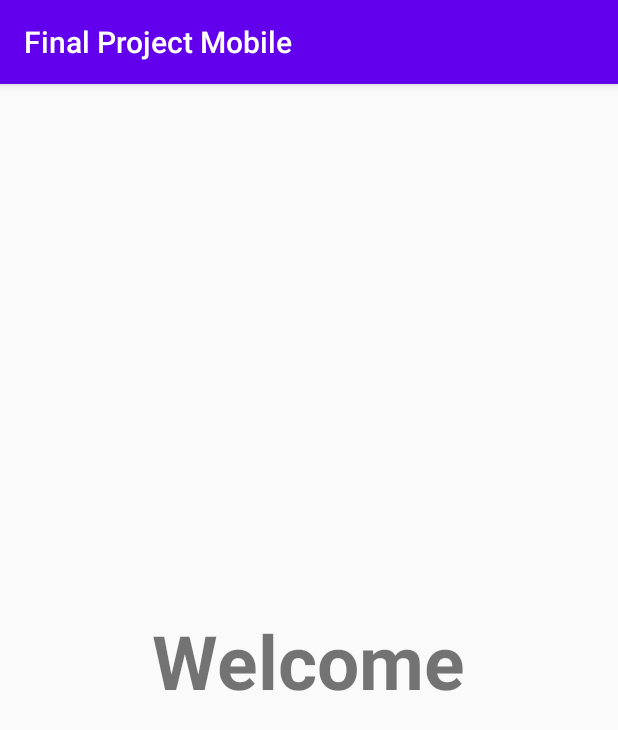
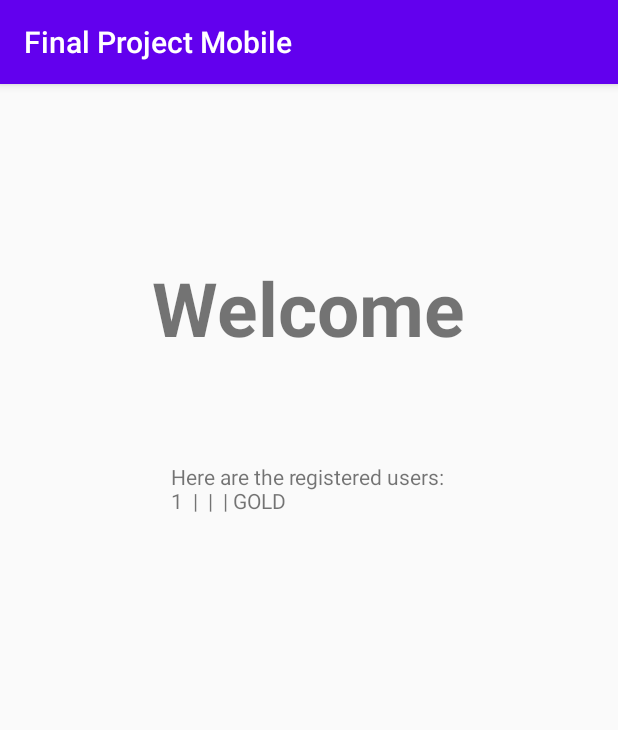
Before and after one commit to justinelgr/DesignPatterns-FinalProjectMobile-Java, an Android app: the RegisterActivity screen opened directly, with no data from a screen before it, after a tap on "REGISTER", on a phone screen of 412 x 824 dp. Shown: the top 730 px of the screen. Run offline under Robolectric (Android 15) with nearby library versions, the phone set to English and light mode, and no system bars.

Commit message:
Register activity OK

```diff
--- a/app/src/main/AndroidManifest.xml
+++ b/app/src/main/AndroidManifest.xml
@@ -9,7 +9,8 @@
         android:roundIcon="@mipmap/ic_launcher_round"
         android:supportsRtl="true"
         android:theme="@style/AppTheme">
-        <activity android:name=".NewUserActivity"></activity>
+        <activity android:name=".LoggedInActivity"></activity>
+        <activity android:name=".NewUserActivity" />
         <activity android:name=".RegisterActivity" />
         <activity android:name=".LoginActivity" />
         <activity android:name=".MainActivity">
--- a/app/src/main/java/com/example/finalprojectmobile/LoginActivity.java
+++ b/app/src/main/java/com/example/finalprojectmobile/LoginActivity.java
@@ -15,6 +15,8 @@ public class LoginActivity extends AppCompatActivity {
         setContentView(R.layout.activity_login);
     }
 
+
+
     public void goToRegisterActivity(View view) {
         Intent intent = new Intent(this, RegisterActivity.class);
         startActivity(intent);
--- a/app/src/main/java/com/example/finalprojectmobile/NewUserActivity.java
+++ b/app/src/main/java/com/example/finalprojectmobile/NewUserActivity.java
@@ -3,8 +3,13 @@ package com.example.finalprojectmobile;
 import androidx.appcompat.app.AppCompatActivity;
 
 import android.content.Intent;
+import android.database.sqlite.SQLiteDatabase;
 import android.os.Bundle;
 import android.widget.TextView;
+
+import com.example.finalprojectmobile.database.UserDbHelper;
+
+import org.w3c.dom.Text;
 
 public class NewUserActivity extends AppCompatActivity {
 
@@ -12,5 +17,12 @@ public class NewUserActivity extends AppCompatActivity {
     protected void onCreate(Bundle savedInstanceState) {
         super.onCreate(savedInstanceState);
         setContentView(R.layout.activity_new_user);
+
+        UserDbHelper dbHelper = new UserDbHelper(getApplicationContext());
+        SQLiteDatabase db = dbHelper.getReadableDatabase();
+
+        TextView tv = (TextView)findViewById(R.id.listUsers);
+        String list = dbHelper.displayUsers(db);
+        tv.setText(list);
     }
 }
--- a/app/src/main/java/com/example/finalprojectmobile/RegisterActivity.java
+++ b/app/src/main/java/com/example/finalprojectmobile/RegisterActivity.java
@@ -27,36 +27,25 @@ public class RegisterActivity extends AppCompatActivity {
         setContentView(R.layout.activity_register);
     }
 
-    /*public void addUser(View view){
+    public void goToNewUserActivity(View view){
         UserDbHelper dbHelper = new UserDbHelper(getApplicationContext());
         SQLiteDatabase db = dbHelper.getWritableDatabase();
+        //dbHelper.onUpgrade(db, 0, 0); // When I want to clean the database
+        User user = new User();
 
         EditText username = (EditText)findViewById(R.id.username);
         EditText password = (EditText)findViewById(R.id.password);
         EditText email = (EditText)findViewById(R.id.email);
         RadioGroup typeButton = (RadioGroup)findViewById(R.id.type);
 
-        String userUsername = username.getText().toString();
-        String userEmail = email.getText().toString();
-        String userPassword = password.getText().toString();
+        user.setUsername(username.getText().toString());
+        user.setEmail(email.getText().toString());
+        user.setPassword(password.getText().toString());
         int selectedType = typeButton.getCheckedRadioButtonId();
-        RadioButton type = (RadioButton)findViewById(selectedType);
-        String userType = type.getText().toString();
+        user.setType(selectedType);
 
-        ContentValues values = new ContentValues();
-        values.put(UserContract.UserEntry.COLUMN_NAME_USERNAME, userUsername);
-        values.put(UserContract.UserEntry.COLUMN_NAME_PASSWORD, userPassword);
-        values.put(UserContract.UserEntry.COLUMN_NAME_EMAIL, userEmail);
-        values.put(UserContract.UserEntry.COLUMN_NAME_TYPE, userType);
+        dbHelper.addUser(db, user);
 
-        //long newRowId = db.insert(UserContract.UserEntry.TABLE_NAME, null, values);
-
-        Intent intent = new Intent(this, NewUserActivity.class);
-        //intent.putExtra(MESSAGE_KEY, userUsername);
-        startActivity(intent);
-    }*/
-
-    public void goToNewUserActivity(View view){
         Intent intent = new Intent(this, NewUserActivity.class);
         startActivity(intent);
     }
--- a/app/src/main/java/com/example/finalprojectmobile/User.java
+++ b/app/src/main/java/com/example/finalprojectmobile/User.java
@@ -1,8 +1,10 @@
 package com.example.finalprojectmobile;
+
+import java.lang.reflect.Type;
 
 public class User {
 
-    enum UserType {free, premium, gold};
+    enum UserType {FREE, PREMIUM, GOLD};
 
     // private field that refers to the object
     private static User singleUser;
@@ -32,14 +34,14 @@ public class User {
     public String getType(){
         return String.valueOf(this.type);
     }
-    public void setType(String type){
+    public void setType(int selectedType){
         UserType uType;
-        if(type == "Free"){
-            uType = UserType.free;
-        } else if (type == "Premium ($4.99/month)"){
-            uType = UserType.premium;
+        if(selectedType == 2131230831){
+            uType = UserType.FREE;
+        } else if (selectedType == 2131230882){
+            uType = UserType.PREMIUM;
         } else{
-            uType = UserType.gold;
+            uType = UserType.GOLD;
         }
         this.type = uType;
     }
--- a/app/src/main/java/com/example/finalprojectmobile/database/UserDbHelper.java
+++ b/app/src/main/java/com/example/finalprojectmobile/database/UserDbHelper.java
@@ -1,8 +1,21 @@
 package com.example.finalprojectmobile.database;
 
+import android.content.ContentValues;
 import android.content.Context;
+import android.database.Cursor;
 import android.database.sqlite.SQLiteDatabase;
 import android.database.sqlite.SQLiteOpenHelper;
+
+import androidx.annotation.NonNull;
+import androidx.annotation.Nullable;
+
+import com.example.finalprojectmobile.User;
+
+import java.util.ArrayList;
+import java.util.Collection;
+import java.util.Iterator;
+import java.util.List;
+import java.util.ListIterator;
 
 public class UserDbHelper extends SQLiteOpenHelper {
     public static final int DATABASE_VERSION = 1;
@@ -18,6 +31,8 @@ public class UserDbHelper extends SQLiteOpenHelper {
 
     private static final String SQL_DELETE_ENTRIES =
             "DROP TABLE IF EXISTS " + UserContract.UserEntry.TABLE_NAME;
+
+    private static final String USER_SELECT_ALL = "SELECT * FROM " + UserContract.UserEntry.TABLE_NAME;
 
     public UserDbHelper(Context context){
         super(context, DATABASE_NAME, null, DATABASE_VERSION);
@@ -35,4 +50,27 @@ public class UserDbHelper extends SQLiteOpenHelper {
     public void onDowngrade(SQLiteDatabase db, int oldVersion, int newVersion){
         onUpgrade(db, oldVersion, newVersion);
     }
+
+    public void addUser(SQLiteDatabase db, User user){
+        ContentValues values = new ContentValues();
+        values.put(UserContract.UserEntry.COLUMN_NAME_USERNAME, user.getUsername());
+        values.put(UserContract.UserEntry.COLUMN_NAME_PASSWORD, user.getPassword());
+        values.put(UserContract.UserEntry.COLUMN_NAME_EMAIL, user.getEmail());
+        values.put(UserContract.UserEntry.COLUMN_NAME_TYPE, user.getType());
+
+        long newRowId = db.insert(UserContract.UserEntry.TABLE_NAME, null, values);
+    }
+
+    public String displayUsers(SQLiteDatabase db){
+        List<User> users = new ArrayList<User>();
+        Cursor cursor = db.rawQuery(USER_SELECT_ALL, null);
+        String displayUsers = "Here are the registered users:\n";
+        cursor.moveToFirst();
+        for(int i = 0; i < cursor.getCount(); i++){
+            displayUsers += cursor.getInt(0) + " " + cursor.getString(1) + " | " +
+                cursor.getString(2) + " | " + cursor.getString(3) + " | " + cursor.getString(4) + "\n";
+            cursor.moveToNext();
+        }
+        return displayUsers;
+    }
 }
--- a/app/src/main/res/layout/activity_new_user.xml
+++ b/app/src/main/res/layout/activity_new_user.xml
@@ -17,6 +17,18 @@
         app:layout_constraintEnd_toEndOf="parent"
         app:layout_constraintHorizontal_bias="0.497"
         app:layout_constraintStart_toStartOf="parent"
-        app:layout_constraintTop_toTopOf="parent" />
+        app:layout_constraintTop_toTopOf="parent"
+        app:layout_constraintVertical_bias="0.165" />
+
+    <TextView
+        android:id="@+id/listUsers"
+        android:layout_width="wrap_content"
+        android:layout_height="wrap_content"
+        app:layout_constraintBottom_toBottomOf="parent"
+        app:layout_constraintEnd_toEndOf="parent"
+        app:layout_constraintHorizontal_bias="0.498"
+        app:layout_constraintStart_toStartOf="parent"
+        app:layout_constraintTop_toBottomOf="@+id/welcome"
+        app:layout_constraintVertical_bias="0.13" />
 
 </androidx.constraintlayout.widget.ConstraintLayout>
```
Also changed, not shown: app/src/main/java/com/example/finalprojectmobile/LoggedInActivity.java (added, +14 -0 lines), app/src/main/res/layout/activity_logged_in.xml (added, +9 -0 lines), app/src/main/res/layout/activity_register.xml (+6 -4 lines).
